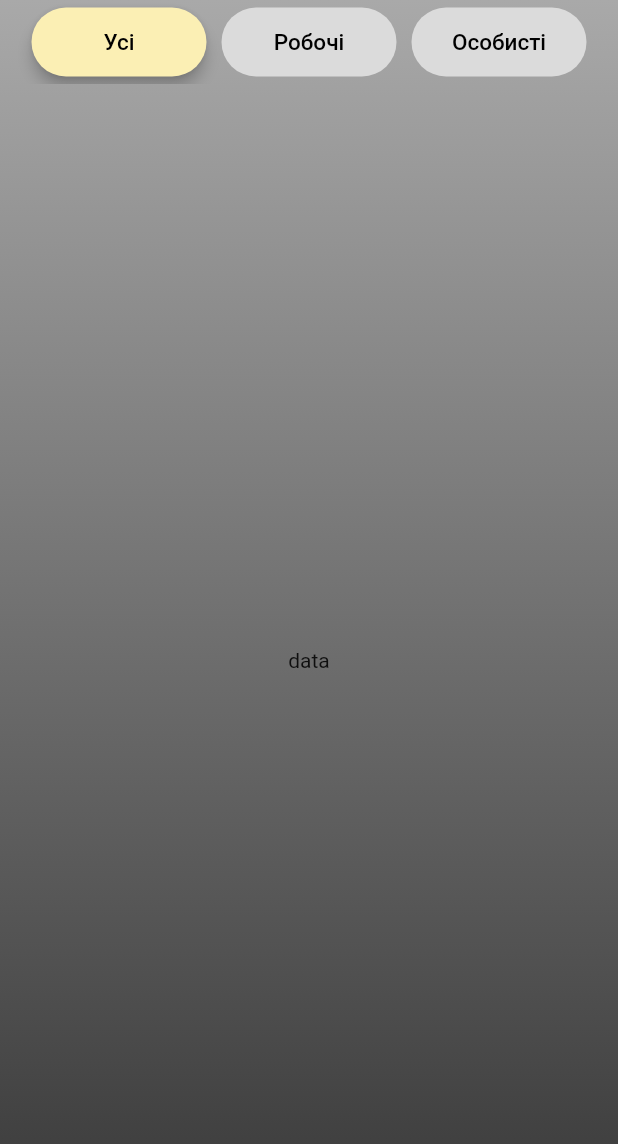
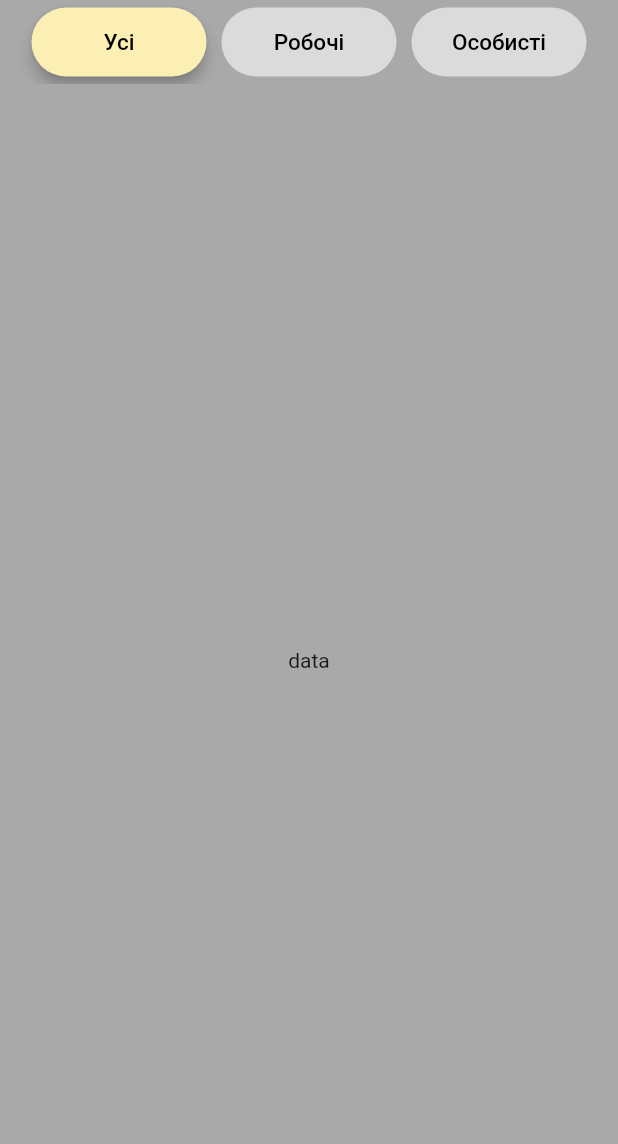
Before and after one commit to Rimbo537/task_manager, a Flutter app: the screen it shows after launch, on a phone screen of 412 x 824 dp. Shown: the top 1144 px of the screen. Run offline on Flutter 3.47's test engine with Material 2 defaults, Android fonts, the phone set to English and light mode, and no system bars.

Commit message:
add app colors

```diff
--- /dev/null
+++ b/lib/sources/app_colors.dart
@@ -0,0 +1,10 @@
+import 'package:flutter/material.dart';
+
+class AppColors {
+  static const transparent = Colors.transparent;
+  static const bgTop = Color(0xFFA9A9A9);
+  static const bgBottom = Color(0xFFA9A9A9);
+  static const mainButtonColor = Color(0xFFFFD600);
+  static const activeCategoryColor = Color(0xFFFBEFB4);
+  static const inactiveCategoryColor = Color(0xFFDBDBDB);
+}
--- a/lib/ui/screens/main/main.dart
+++ b/lib/ui/screens/main/main.dart
@@ -1,4 +1,5 @@
 import 'package:flutter/material.dart';
+import 'package:task_manager/sources/app_colors.dart';
 import 'package:task_manager/ui/widgets/main/components/app_bar/custom_app_bar.dart';
 import 'package:task_manager/ui/widgets/main/main.dart';
 
@@ -8,13 +9,13 @@ class MainScreen extends StatelessWidget {
   @override
   Widget build(BuildContext context) {
     return Scaffold(
-      backgroundColor: Colors.transparent,
+      backgroundColor: AppColors.transparent,
       appBar: AppBar(
-        backgroundColor: Colors.transparent,
+        backgroundColor: AppColors.transparent,
         elevation: 0,
-        title: CustomAppBar(),
+        title: const CustomAppBar(),
       ),
-      body: MainWidget(),
+      body: const MainWidget(),
     );
   }
 }
--- a/lib/ui/widgets/components/bg_widget.dart
+++ b/lib/ui/widgets/components/bg_widget.dart
@@ -1,4 +1,5 @@
 import 'package:flutter/material.dart';
+import 'package:task_manager/sources/app_colors.dart';
 
 class BackgroundWidget extends StatelessWidget {
   final Widget child;
@@ -11,8 +12,8 @@ class BackgroundWidget extends StatelessWidget {
       decoration: const BoxDecoration(
         gradient: LinearGradient(
           colors: [
-            Color(0xFFA9A9A9),
-            Color(0xFF383838),
+            AppColors.bgTop,
+            AppColors.bgBottom,
           ],
           begin: Alignment.topCenter,
           end: Alignment.bottomCenter,
--- a/lib/ui/widgets/components/custom_button.dart
+++ b/lib/ui/widgets/components/custom_button.dart
@@ -1,4 +1,5 @@
 import 'package:flutter/material.dart';
+import 'package:task_manager/sources/app_colors.dart';
 
 class CustomButton extends StatelessWidget {
   final String text;
@@ -23,7 +24,7 @@ class CustomButton extends StatelessWidget {
           shape: RoundedRectangleBorder(
             borderRadius: BorderRadius.circular(15),
           ),
-          backgroundColor: bgColor ?? const Color(0xFFFFD600),
+          backgroundColor: bgColor ?? AppColors.mainButtonColor,
           padding: padding ??
               const EdgeInsets.symmetric(horizontal: 30, vertical: 10)),
       onPressed: onPressed,
--- a/lib/ui/widgets/main/components/app_bar/category_button.dart
+++ b/lib/ui/widgets/main/components/app_bar/category_button.dart
@@ -1,4 +1,5 @@
 import 'package:flutter/material.dart';
+import 'package:task_manager/sources/app_colors.dart';
 
 class CategoryButton extends StatelessWidget {
   final String text;
@@ -23,8 +24,9 @@ class CategoryButton extends StatelessWidget {
             shape: RoundedRectangleBorder(
               borderRadius: BorderRadius.circular(25),
             ),
-            backgroundColor:
-                isActive ? const Color(0xFFFBEFB4) : const Color(0xFFDBDBDB),
+            backgroundColor: isActive
+                ? AppColors.activeCategoryColor
+                : AppColors.inactiveCategoryColor,
             padding: const EdgeInsets.symmetric(vertical: 14),
           ),
           onPressed: onPressed,
```
Also changed, not shown: lib/sources/app_strings.dart (added), lib/sources/app_styles.dart (added).
